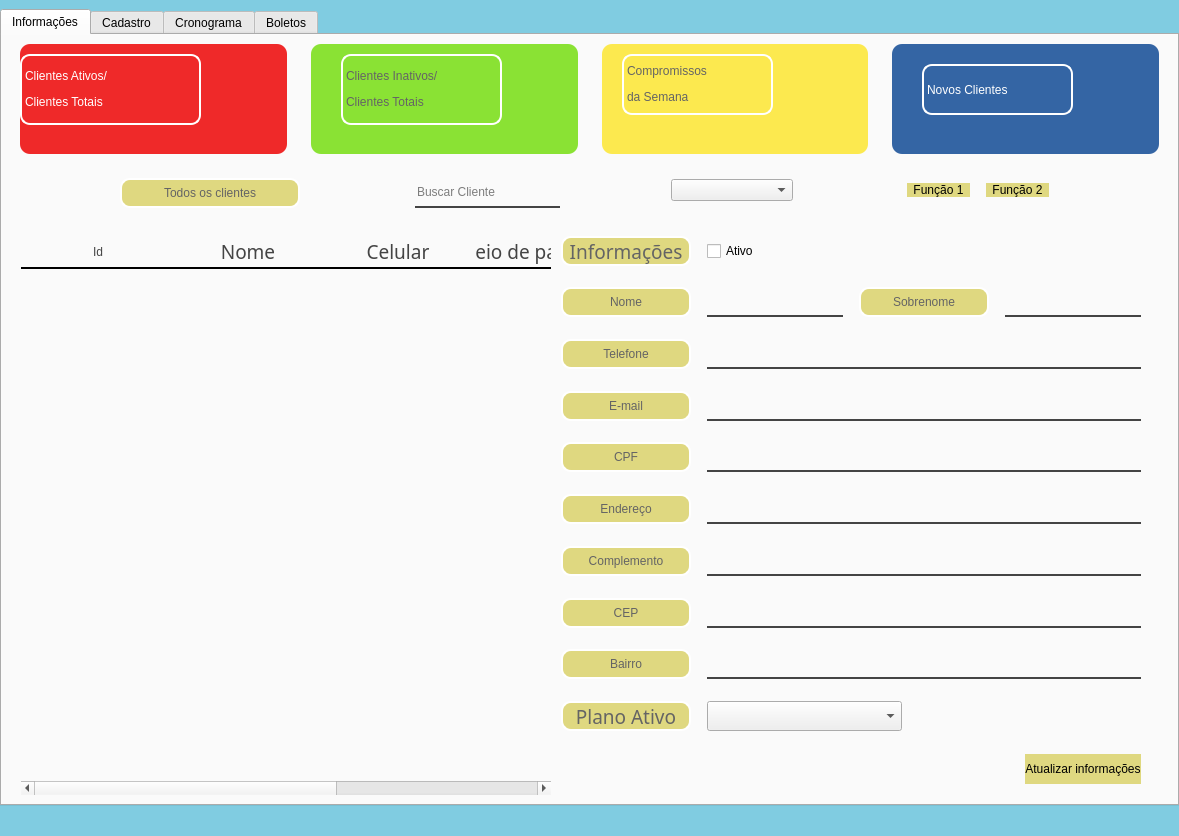
Before: the Qt Designer form Telas/UI/dashCliente.ui in Nautilidae-project/Nautilus, drawn with Qt 5.
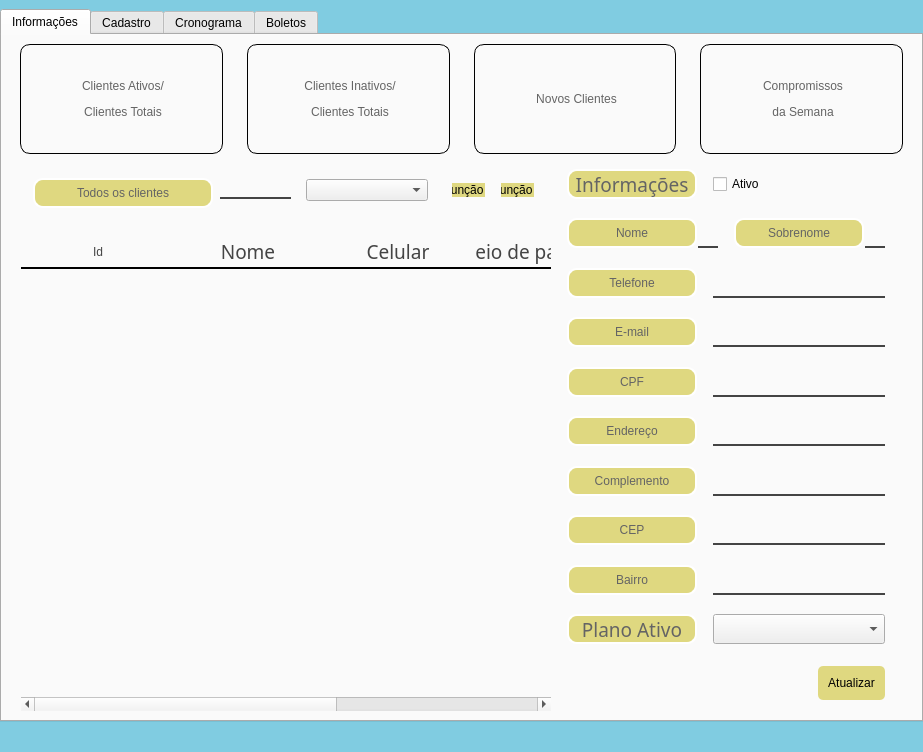
After: the same form once the commit is applied.

Commit message:
Ajustes no Layout
Ajustes do layout nas telas infoCliente, dashboard  e organização do código de style

```diff
--- a/Telas/UI/dashCliente.ui
+++ b/Telas/UI/dashCliente.ui
@@ -6,8 +6,8 @@
    <rect>
     <x>0</x>
     <y>0</y>
-    <width>1179</width>
-    <height>836</height>
+    <width>923</width>
+    <height>752</height>
    </rect>
   </property>
   <property name="windowTitle">
@@ -24,9 +24,6 @@
 	border: none;
 }
 
-#frCard1, #frCard2, #frCard3, #frCard4 {
-	border-radius: 10px;
-}
 
 /*------------------- Label ---------------------*/
 QLabel {
@@ -38,6 +35,12 @@
 	background-color: #DFD880;
 }
 
+#leCard1, #leCard2, #leCard3, #leCard4 {
+	background-color: #fafafa;
+	border-radius: 10px;
+	border:1px solid;
+}
+
 #lbTitulo{
 		background-color: none;
 		font: 300 22pt &quot;Fira Sans&quot; ;
@@ -72,6 +75,11 @@
 QPushButton:hover {
 	background-color: #80CCE1;
 }
+#pbConfirmarAtualizacao{
+	border-radius: 5px;
+	padding: 10px;
+}
+
 </string>
   </property>
   <layout class="QGridLayout" name="gridLayout">
@@ -176,7 +184,7 @@
           <property name="bottomMargin">
            <number>0</number>
           </property>
-          <item row="0" column="0" alignment="Qt::AlignLeft">
+          <item row="0" column="0">
            <widget class="QTableWidget" name="tblClientes">
             <property name="minimumSize">
              <size>
@@ -399,7 +407,7 @@
          </layout>
         </widget>
        </item>
-       <item row="0" column="0" colspan="2">
+       <item row="0" column="0" colspan="3">
         <widget class="QFrame" name="frTopTabMenu">
          <property name="minimumSize">
           <size>
@@ -447,8 +455,7 @@
              </size>
             </property>
             <property name="styleSheet">
-             <string notr="true">color: rgb(255, 255, 255);
-background-color: rgb(204, 0, 0);</string>
+             <string notr="true"/>
             </property>
             <property name="text">
              <string>&lt;html&gt;&lt;head/&gt;&lt;body&gt;&lt;p align=&quot;center&quot;&gt;Clientes Ativos/&lt;/p&gt;&lt;p align=&quot;center&quot;&gt;Clientes Totais&lt;/p&gt;&lt;/body&gt;&lt;/html&gt;</string>
@@ -464,8 +471,7 @@
              </size>
             </property>
             <property name="styleSheet">
-             <string notr="true">background-color: rgb(245, 121, 0);
-color: rgb(255, 255, 255);</string>
+             <string notr="true"/>
             </property>
             <property name="text">
              <string>&lt;html&gt;&lt;head/&gt;&lt;body&gt;&lt;p align=&quot;center&quot;&gt;Clientes Inativos/&lt;/p&gt;&lt;p align=&quot;center&quot;&gt;Clientes Totais&lt;/p&gt;&lt;/body&gt;&lt;/html&gt;</string>
@@ -481,8 +487,7 @@
              </size>
             </property>
             <property name="styleSheet">
-             <string notr="true">color: rgb(0, 0, 0);
-background-color: rgb(237, 212, 0);</string>
+             <string notr="true"/>
             </property>
             <property name="text">
              <string>&lt;html&gt;&lt;head/&gt;&lt;body&gt;&lt;p align=&quot;center&quot;&gt;Novos Clientes&lt;/p&gt;&lt;/body&gt;&lt;/html&gt;</string>
@@ -498,7 +503,7 @@
              </size>
             </property>
             <property name="styleSheet">
-             <string notr="true">background-color: rgb(115, 210, 22);</string>
+             <string notr="true"/>
             </property>
             <property name="text">
              <string>&lt;html&gt;&lt;head/&gt;&lt;body&gt;&lt;p align=&quot;center&quot;&gt;Compromissos&lt;/p&gt;&lt;p align=&quot;center&quot;&gt;da Semana&lt;/p&gt;&lt;/body&gt;&lt;/html&gt;</string>
@@ -523,9 +528,7 @@
           </size>
          </property>
          <property name="styleSheet">
-          <string notr="true">#frListButtons {
-BORDER-TOP: 2PX SOLID;
-}</string>
+          <string notr="true"/>
          </property>
          <property name="frameShape">
           <enum>QFrame::StyledPanel</enum>
@@ -540,78 +543,124 @@
           <property name="verticalSpacing">
            <number>6</number>
           </property>
+          <item row="1" column="4">
+           <widget class="QFrame" name="frRightButtons">
+            <property name="minimumSize">
+             <size>
+              <width>100</width>
+              <height>0</height>
+             </size>
+            </property>
+            <property name="maximumSize">
+             <size>
+              <width>160</width>
+              <height>60</height>
+             </size>
+            </property>
+            <property name="frameShape">
+             <enum>QFrame::StyledPanel</enum>
+            </property>
+            <property name="frameShadow">
+             <enum>QFrame::Raised</enum>
+            </property>
+            <layout class="QHBoxLayout" name="horizontalLayout_19">
+             <item>
+              <widget class="QFrame" name="frRightButtons">
+               <property name="maximumSize">
+                <size>
+                 <width>16777215</width>
+                 <height>60</height>
+                </size>
+               </property>
+               <property name="frameShape">
+                <enum>QFrame::StyledPanel</enum>
+               </property>
+               <property name="frameShadow">
+                <enum>QFrame::Raised</enum>
+               </property>
+               <layout class="QHBoxLayout" name="horizontalLayout_19">
+                <property name="spacing">
+                 <number>16</number>
+                </property>
+                <property name="leftMargin">
+                 <number>0</number>
+                </property>
+                <property name="topMargin">
+                 <number>0</number>
+                </property>
+                <property name="rightMargin">
+                 <number>0</number>
+                </property>
+                <property name="bottomMargin">
+                 <number>0</number>
+                </property>
+                <item>
+                 <widget class="QPushButton" name="pbFuncionalidade1">
+                  <property name="text">
+                   <string>Função 1</string>
+                  </property>
+                 </widget>
+                </item>
+                <item>
+                 <widget class="QPushButton" name="pbFuncionalidade2">
+                  <property name="text">
+                   <string>Função 2</string>
+                  </property>
+                 </widget>
+                </item>
+               </layout>
+              </widget>
+             </item>
+            </layout>
+           </widget>
+          </item>
+          <item row="1" column="1">
+           <widget class="QFrame" name="frNomeTabela">
+            <property name="minimumSize">
+             <size>
+              <width>190</width>
+              <height>0</height>
+             </size>
+            </property>
+            <property name="maximumSize">
+             <size>
+              <width>200</width>
+              <height>16777215</height>
+             </size>
+            </property>
+            <property name="frameShape">
+             <enum>QFrame::StyledPanel</enum>
+            </property>
+            <property name="frameShadow">
+             <enum>QFrame::Raised</enum>
+            </property>
+            <layout class="QHBoxLayout" name="horizontalLayout_4">
+             <item>
+              <widget class="QLabel" name="lbNomeTabela">
+               <property name="minimumSize">
+                <size>
+                 <width>180</width>
+                 <height>30</height>
+                </size>
+               </property>
+               <property name="maximumSize">
+                <size>
+                 <width>180</width>
+                 <height>16777215</height>
+                </size>
+               </property>
+               <property name="text">
+                <string>Todos os clientes</string>
+               </property>
+               <property name="alignment">
+                <set>Qt::AlignCenter</set>
+               </property>
+              </widget>
+             </item>
+            </layout>
+           </widget>
+          </item>
           <item row="1" column="3">
-           <widget class="QFrame" name="frRightButtons">
-            <property name="minimumSize">
-             <size>
-              <width>100</width>
-              <height>0</height>
-             </size>
-            </property>
-            <property name="maximumSize">
-             <size>
-              <width>160</width>
-              <height>60</height>
-             </size>
-            </property>
-            <property name="frameShape">
-             <enum>QFrame::StyledPanel</enum>
-            </property>
-            <property name="frameShadow">
-             <enum>QFrame::Raised</enum>
-            </property>
-            <layout class="QHBoxLayout" name="horizontalLayout_19">
-             <item>
-              <widget class="QFrame" name="frRightButtons">
-               <property name="maximumSize">
-                <size>
-                 <width>16777215</width>
-                 <height>60</height>
-                </size>
-               </property>
-               <property name="frameShape">
-                <enum>QFrame::StyledPanel</enum>
-               </property>
-               <property name="frameShadow">
-                <enum>QFrame::Raised</enum>
-               </property>
-               <layout class="QHBoxLayout" name="horizontalLayout_19">
-                <property name="spacing">
-                 <number>16</number>
-                </property>
-                <property name="leftMargin">
-                 <number>0</number>
-                </property>
-                <property name="topMargin">
-                 <number>0</number>
-                </property>
-                <property name="rightMargin">
-                 <number>0</number>
-                </property>
-                <property name="bottomMargin">
-                 <number>0</number>
-                </property>
-                <item>
-                 <widget class="QPushButton" name="pbFuncionalidade1">
-                  <property name="text">
-                   <string>Função 1</string>
-                  </property>
-                 </widget>
-                </item>
-                <item>
-                 <widget class="QPushButton" name="pbFuncionalidade2">
-                  <property name="text">
-                   <string>Função 2</string>
-                  </property>
-                 </widget>
-                </item>
-               </layout>
-              </widget>
-             </item>
-            </layout>
-           </widget>
-          </item>
-          <item row="1" column="2">
            <widget class="QFrame" name="frCmbFilter">
             <property name="minimumSize">
              <size>
@@ -645,51 +694,18 @@
             </layout>
            </widget>
           </item>
-          <item row="1" column="1">
-           <widget class="QFrame" name="frNomeTabela">
-            <property name="minimumSize">
-             <size>
-              <width>190</width>
-              <height>0</height>
-             </size>
+          <item row="1" column="5">
+           <spacer name="horizontalSpacer_7">
+            <property name="orientation">
+             <enum>Qt::Horizontal</enum>
             </property>
-            <property name="maximumSize">
+            <property name="sizeHint" stdset="0">
              <size>
-              <width>200</width>
-              <height>16777215</height>
+              <width>40</width>
+              <height>20</height>
              </size>
             </property>
-            <property name="frameShape">
-             <enum>QFrame::StyledPanel</enum>
-            </property>
-            <property name="frameShadow">
-             <enum>QFrame::Raised</enum>
-            </property>
-            <layout class="QHBoxLayout" name="horizontalLayout_4">
-             <item>
-              <widget class="QLabel" name="lbNomeTabela">
-               <property name="minimumSize">
-                <size>
-                 <width>180</width>
-                 <height>30</height>
-                </size>
-               </property>
-               <property name="maximumSize">
-                <size>
-                 <width>180</width>
-                 <height>16777215</height>
-                </size>
-               </property>
-               <property name="text">
-                <string>Todos os clientes</string>
-               </property>
-               <property name="alignment">
-                <set>Qt::AlignCenter</set>
-               </property>
-              </widget>
-             </item>
-            </layout>
-           </widget>
+           </spacer>
           </item>
           <item row="1" column="0">
            <spacer name="horizontalSpacer_6">
@@ -704,23 +720,13 @@
             </property>
            </spacer>
           </item>
-          <item row="1" column="4">
-           <spacer name="horizontalSpacer_7">
-            <property name="orientation">
-             <enum>Qt::Horizontal</enum>
-            </property>
-            <property name="sizeHint" stdset="0">
-             <size>
-              <width>40</width>
-              <height>20</height>
-             </size>
-            </property>
-           </spacer>
+          <item row="1" column="2">
+           <widget class="QLineEdit" name="leSearchCliente"/>
           </item>
          </layout>
         </widget>
        </item>
-       <item row="2" column="1">
+       <item row="1" column="2" rowspan="2">
         <widget class="QFrame" name="frInfoCliente">
          <property name="minimumSize">
           <size>
@@ -1538,7 +1544,7 @@
                 </size>
                </property>
                <property name="text">
-                <string>Atualizar informações</string>
+                <string>Atualizar</string>
                </property>
               </widget>
              </item>
@@ -1548,379 +1554,6 @@
          </layout>
         </widget>
        </item>
-       <item row="1" column="0" colspan="2">
-        <widget class="QFrame" name="frListButtons">
-         <property name="minimumSize">
-          <size>
-           <width>0</width>
-           <height>60</height>
-          </size>
-         </property>
-         <property name="maximumSize">
-          <size>
-           <width>16777215</width>
-           <height>60</height>
-          </size>
-         </property>
-         <property name="frameShape">
-          <enum>QFrame::StyledPanel</enum>
-         </property>
-         <property name="frameShadow">
-          <enum>QFrame::Raised</enum>
-         </property>
-         <layout class="QGridLayout" name="gridLayout_4">
-          <item row="0" column="0">
-           <widget class="QFrame" name="frNomeTabela">
-            <property name="minimumSize">
-             <size>
-              <width>190</width>
-              <height>0</height>
-             </size>
-            </property>
-            <property name="maximumSize">
-             <size>
-              <width>200</width>
-              <height>16777215</height>
-             </size>
-            </property>
-            <property name="frameShape">
-             <enum>QFrame::StyledPanel</enum>
-            </property>
-            <property name="frameShadow">
-             <enum>QFrame::Raised</enum>
-            </property>
-            <layout class="QHBoxLayout" name="horizontalLayout_4">
-             <item>
-              <widget class="QLabel" name="lbNomeTabela">
-               <property name="minimumSize">
-                <size>
-                 <width>180</width>
-                 <height>30</height>
-                </size>
-               </property>
-               <property name="maximumSize">
-                <size>
-                 <width>180</width>
-                 <height>16777215</height>
-                </size>
-               </property>
-               <property name="text">
-                <string>Todos os clientes</string>
-               </property>
-               <property name="alignment">
-                <set>Qt::AlignCenter</set>
-               </property>
-              </widget>
-             </item>
-            </layout>
-           </widget>
-          </item>
-          <item row="0" column="3">
-           <widget class="QFrame" name="frRightButtons">
-            <property name="minimumSize">
-             <size>
-              <width>100</width>
-              <height>0</height>
-             </size>
-            </property>
-            <property name="maximumSize">
-             <size>
-              <width>160</width>
-              <height>60</height>
-             </size>
-            </property>
-            <property name="frameShape">
-             <enum>QFrame::StyledPanel</enum>
-            </property>
-            <property name="frameShadow">
-             <enum>QFrame::Raised</enum>
-            </property>
-            <layout class="QHBoxLayout" name="horizontalLayout_19">
-             <item>
-              <widget class="QFrame" name="frRightButtons">
-               <property name="maximumSize">
-                <size>
-                 <width>16777215</width>
-                 <height>60</height>
-                </size>
-               </property>
-               <property name="frameShape">
-                <enum>QFrame::StyledPanel</enum>
-               </property>
-               <property name="frameShadow">
-                <enum>QFrame::Raised</enum>
-               </property>
-               <layout class="QHBoxLayout" name="horizontalLayout_19">
-                <property name="spacing">
-                 <number>16</number>
-                </property>
-                <property name="leftMargin">
-                 <number>0</number>
-                </property>
-                <property name="topMargin">
-                 <number>0</number>
-                </property>
-                <property name="rightMargin">
-                 <number>0</number>
-                </property>
-                <property name="bottomMargin">
-                 <number>0</number>
-                </property>
-                <item>
-                 <widget class="QPushButton" name="pbFuncionalidade1">
-                  <property name="text">
-                   <string>Função 1</string>
-                  </property>
-                 </widget>
-                </item>
-                <item>
-                 <widget class="QPushButton" name="pbFuncionalidade2">
-                  <property name="text">
-                   <string>Função 2</string>
-                  </property>
-                 </widget>
-                </item>
-               </layout>
-              </widget>
-             </item>
-            </layout>
-           </widget>
-          </item>
-          <item row="0" column="2">
-           <widget class="QFrame" name="frCmbFilter">
-            <property name="minimumSize">
-             <size>
-              <width>140</width>
-              <height>0</height>
-             </size>
-            </property>
-            <property name="maximumSize">
-             <size>
-              <width>140</width>
-              <height>60</height>
-             </size>
-            </property>
-            <property name="frameShape">
-             <enum>QFrame::StyledPanel</enum>
-            </property>
-            <property name="frameShadow">
-             <enum>QFrame::Raised</enum>
-            </property>
-            <layout class="QHBoxLayout" name="horizontalLayout_18">
-             <item>
-              <widget class="QComboBox" name="comboBox">
-               <property name="maximumSize">
-                <size>
-                 <width>140</width>
-                 <height>16777215</height>
-                </size>
-               </property>
-              </widget>
-             </item>
-            </layout>
-           </widget>
-          </item>
-          <item row="0" column="1">
-           <widget class="QFrame" name="frSearch">
-            <property name="minimumSize">
-             <size>
-              <width>160</width>
-              <height>0</height>
-             </size>
-            </property>
-            <property name="maximumSize">
-             <size>
-              <width>160</width>
-              <height>60</height>
-             </size>
-            </property>
-            <property name="frameShape">
-             <enum>QFrame::StyledPanel</enum>
-            </property>
-            <property name="frameShadow">
-             <enum>QFrame::Raised</enum>
-            </property>
-            <layout class="QHBoxLayout" name="horizontalLayout_17">
-             <item>
-              <widget class="QLineEdit" name="leSearchCliente">
-               <property name="minimumSize">
-                <size>
-                 <width>145</width>
-                 <height>30</height>
-                </size>
-               </property>
-               <property name="maximumSize">
-                <size>
-                 <width>145</width>
-                 <height>16777215</height>
-                </size>
-               </property>
-               <property name="inputMask">
-                <string/>
-               </property>
-               <property name="text">
-                <string/>
-               </property>
-               <property name="placeholderText">
-                <string>Buscar Cliente</string>
-               </property>
-              </widget>
-             </item>
-            </layout>
-           </widget>
-          </item>
-         </layout>
-        </widget>
-       </item>
-       <item row="0" column="0" colspan="2">
-        <widget class="QFrame" name="frTopTabMenu">
-         <property name="minimumSize">
-          <size>
-           <width>0</width>
-           <height>90</height>
-          </size>
-         </property>
-         <property name="maximumSize">
-          <size>
-           <width>16777215</width>
-           <height>110</height>
-          </size>
-         </property>
-         <property name="frameShape">
-          <enum>QFrame::StyledPanel</enum>
-         </property>
-         <property name="frameShadow">
-          <enum>QFrame::Raised</enum>
-         </property>
-         <layout class="QHBoxLayout" name="horizontalLayout_2">
-          <property name="spacing">
-           <number>24</number>
-          </property>
-          <property name="leftMargin">
-           <number>9</number>
-          </property>
-          <property name="topMargin">
-           <number>0</number>
-          </property>
-          <property name="rightMargin">
-           <number>0</number>
-          </property>
-          <property name="bottomMargin">
-           <number>0</number>
-          </property>
-          <item>
-           <widget class="QFrame" name="frCard1">
-            <property name="styleSheet">
-             <string notr="true">background-color: rgb(239, 41, 41);</string>
-            </property>
-            <property name="frameShape">
-             <enum>QFrame::StyledPanel</enum>
-            </property>
-            <property name="frameShadow">
-             <enum>QFrame::Raised</enum>
-            </property>
-            <widget class="QLabel" name="label">
-             <property name="geometry">
-              <rect>
-               <x>0</x>
-               <y>10</y>
-               <width>181</width>
-               <height>71</height>
-              </rect>
-             </property>
-             <property name="styleSheet">
-              <string notr="true">color: rgb(255, 255, 255);</string>
-             </property>
-             <property name="text">
-              <string>&lt;html&gt;&lt;head/&gt;&lt;body&gt;&lt;p&gt;Clientes Ativos/&lt;/p&gt;&lt;p&gt;Clientes Totais&lt;/p&gt;&lt;/body&gt;&lt;/html&gt;</string>
-             </property>
-            </widget>
-           </widget>
-          </item>
-          <item>
-           <widget class="QFrame" name="frCard2">
-            <property name="styleSheet">
-             <string notr="true">background-color: rgb(138, 226, 52);</string>
-            </property>
-            <property name="frameShape">
-             <enum>QFrame::StyledPanel</enum>
-            </property>
-            <property name="frameShadow">
-             <enum>QFrame::Raised</enum>
-            </property>
-            <widget class="QLabel" name="label_2">
-             <property name="geometry">
-              <rect>
-               <x>30</x>
-               <y>10</y>
-               <width>161</width>
-               <height>71</height>
-              </rect>
-             </property>
-             <property name="text">
-              <string>&lt;html&gt;&lt;head/&gt;&lt;body&gt;&lt;p&gt;Clientes Inativos/&lt;/p&gt;&lt;p&gt;Clientes Totais&lt;/p&gt;&lt;/body&gt;&lt;/html&gt;</string>
-             </property>
-            </widget>
-           </widget>
-          </item>
-          <item>
-           <widget class="QFrame" name="frCard3">
-            <property name="styleSheet">
-             <string notr="true">background-color: rgb(252, 233, 79);</string>
-            </property>
-            <property name="frameShape">
-             <enum>QFrame::StyledPanel</enum>
-            </property>
-            <property name="frameShadow">
-             <enum>QFrame::Raised</enum>
-            </property>
-            <widget class="QLabel" name="label_3">
-             <property name="geometry">
-              <rect>
-               <x>20</x>
-               <y>10</y>
-               <width>151</width>
-               <height>61</height>
-              </rect>
-             </property>
-             <property name="text">
-              <string>&lt;html&gt;&lt;head/&gt;&lt;body&gt;&lt;p&gt;Compromissos&lt;/p&gt;&lt;p&gt;da Semana&lt;/p&gt;&lt;/body&gt;&lt;/html&gt;</string>
-             </property>
-            </widget>
-           </widget>
-          </item>
-          <item>
-           <widget class="QFrame" name="frCard4">
-            <property name="styleSheet">
-             <string notr="true">background-color: rgb(52, 101, 164);</string>
-            </property>
-            <property name="frameShape">
-             <enum>QFrame::StyledPanel</enum>
-            </property>
-            <property name="frameShadow">
-             <enum>QFrame::Raised</enum>
-            </property>
-            <widget class="QLabel" name="label_4">
-             <property name="geometry">
-              <rect>
-               <x>30</x>
-               <y>20</y>
-               <width>151</width>
-               <height>51</height>
-              </rect>
-             </property>
-             <property name="styleSheet">
-              <string notr="true">color: rgb(255, 255, 255);</string>
-             </property>
-             <property name="text">
-              <string>Novos Clientes</string>
-             </property>
-            </widget>
-           </widget>
-          </item>
-         </layout>
-        </widget>
-       </item>
       </layout>
      </widget>
      <widget class="QWidget" name="tbCadastraCliente">
```
The commit also changes 6 other files.
